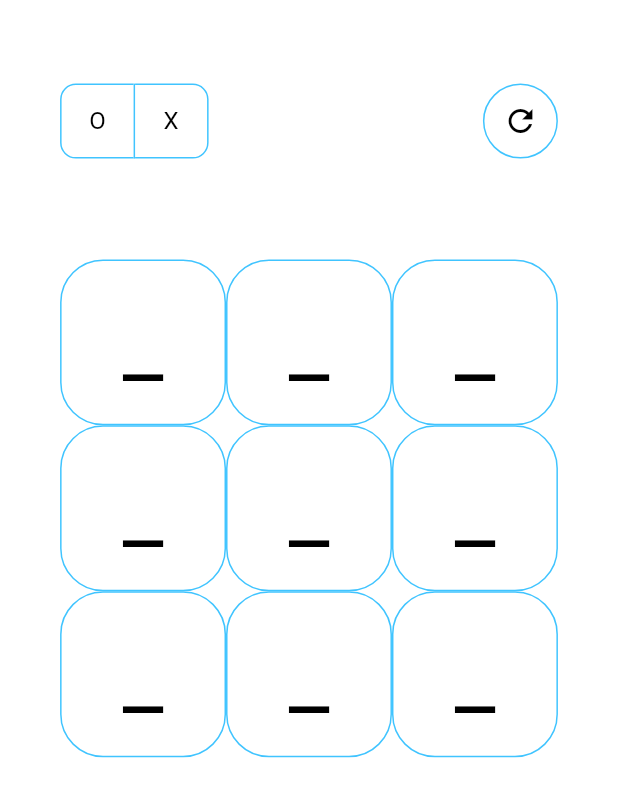
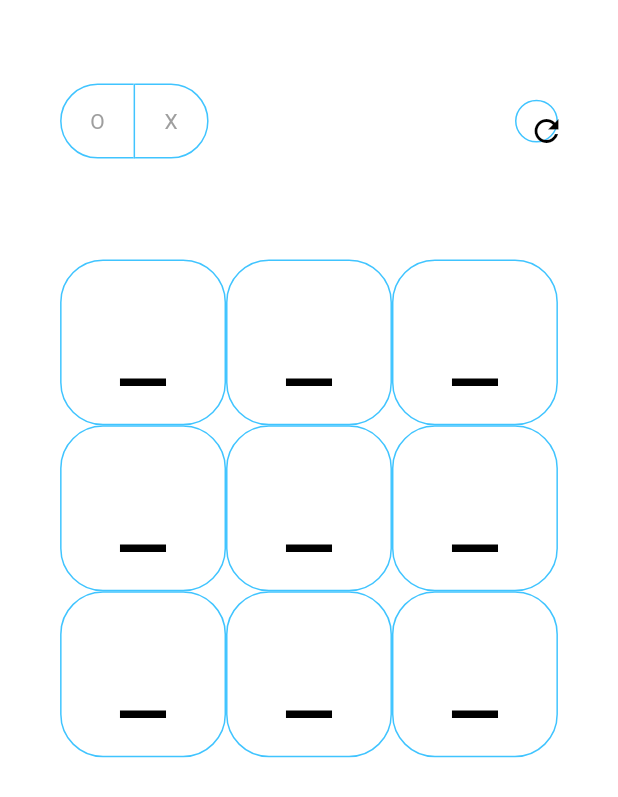
Before and after one commit to bruhfessional/tictactoe, a Flutter app: the screen it shows after launch, after a tap on the "refresh" icon, on a phone screen of 412 x 824 dp. Shown: the top 797 px of the screen. Run offline on Flutter 3.47's test engine with Material 2 defaults, Android fonts, the phone set to English and light mode, and no system bars; our stand-ins replace bloc, equatable, flutter_bloc, flutter_screenutil.

Commit message:
устал

```diff
--- a/lib/grid_page.dart
+++ b/lib/grid_page.dart
@@ -25,16 +25,17 @@ class GridPage extends StatelessWidget {
                   BlocBuilder<GameRoleCubit, GameRoleEnum>(
                     builder: (BuildContext context, GameRoleEnum state) {
                       return ToggleButtons(
+                        textStyle: const TextStyle(color: Colors.black),
                         isSelected: _isSelectedRole(state),
                         color: Colors.grey,
                         selectedColor: Colors.black,
                         fillColor: Colors.lightBlueAccent,
                         borderColor: Colors.lightBlueAccent,
                         selectedBorderColor: Colors.black,
-                        borderRadius: const BorderRadius.all(Radius.circular(10)),
+                        borderRadius: BorderRadius.circular(AppTheme.borderRadius),
                         children: const [
-                          Text('O', style: TextStyle(color: Colors.black)),
-                          Text('X', style: TextStyle(color: Colors.black)),
+                          Text('O'),
+                          Text('X'),
                         ],
                         onPressed: (int index) {
                           context
@@ -76,12 +77,14 @@ class GridPage extends StatelessWidget {
                         color: Colors.lightBlueAccent,
                       ),
                     ),
+                    width: 25.sp,
+                    height: 25.sp,
                     child: IconButton(
-                        onPressed: () {
-                          context.read<GridCubit>().clearGrid();
-                          context.read<GameRoleCubit>().setModel(GameRoleEnum.empty);
-                        },
-                        icon: const Icon(Icons.refresh_outlined)),
+                      onPressed: () {
+                        context.read<GridCubit>().clearGrid();
+                      },
+                      icon: const Icon(Icons.refresh_outlined),
+                    ),
                   ),
                 ],
               ),
@@ -118,7 +121,7 @@ class GridPage extends StatelessWidget {
                           child: Center(
                             child: Text(
                               values.roleList[index].toSign(),
-                              style: const TextStyle(fontSize: 60),
+                              style: TextStyle(fontSize: 60.sp),
                             ),
                           ),
                         ),
```
